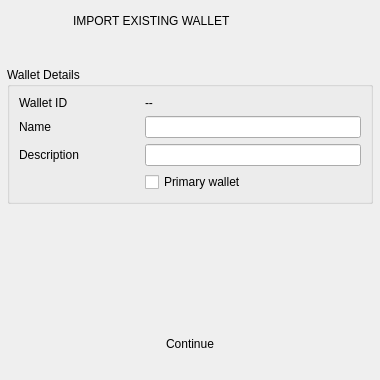
This is BlockSettleUILib/ImportWalletDialog.ui in BlockSettle/terminal as Qt 5 draws it before an edit. The edited form follows.
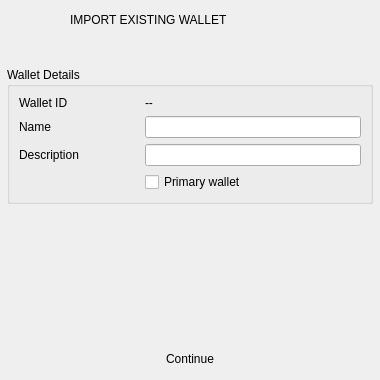
This is the edited form. Icons and pictures are not drawn. Custom widgets are drawn as their Qt base class.

Commit message: Fix ImportWalletTypeDialog resizing issue (can't decrease dialog width)

What changed in the file:
```diff
--- a/BlockSettleUILib/ImportWalletDialog.ui
+++ b/BlockSettleUILib/ImportWalletDialog.ui
@@ -49,9 +49,9 @@
      <widget class="QLabel" name="label">
       <property name="geometry">
        <rect>
-        <x>3</x>
-        <y>1</y>
-        <width>401</width>
+        <x>0</x>
+        <y>0</y>
+        <width>300</width>
         <height>40</height>
        </rect>
       </property>
@@ -214,6 +214,12 @@
      <property name="orientation">
       <enum>Qt::Vertical</enum>
      </property>
+     <property name="sizeHint" stdset="0">
+      <size>
+       <width>0</width>
+       <height>0</height>
+      </size>
+     </property>
     </spacer>
    </item>
    <item>
```
The commit also changes 4 other files.
